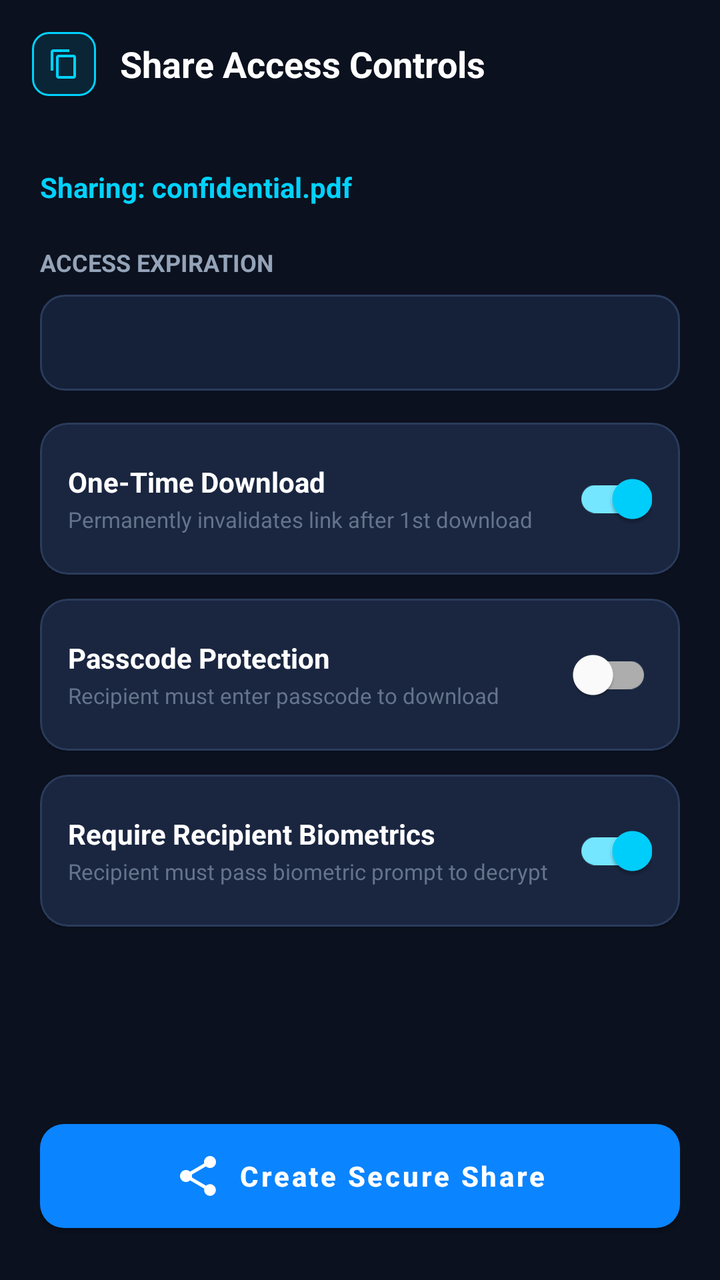
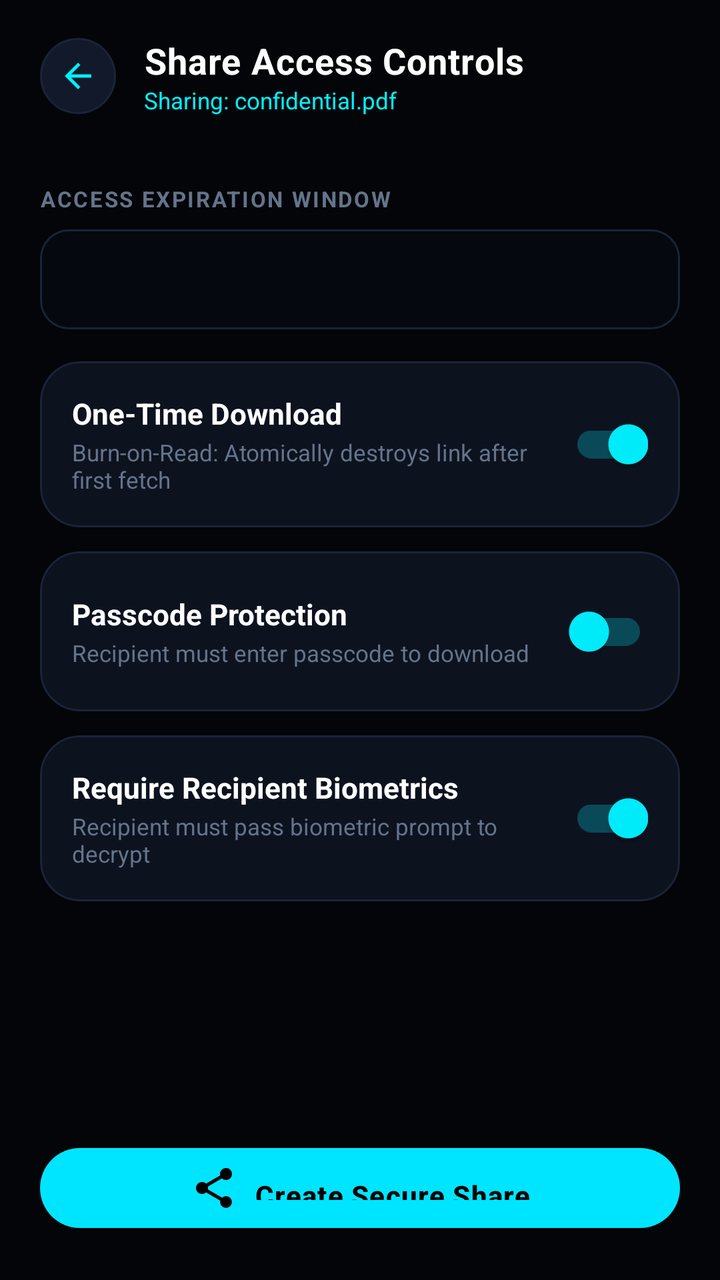

Two renders of the same Android screen: before a commit and after it. Below are the layout's source before the change and the commit's diff.
<!-- AndroidManifest.xml: application theme Theme.SecureDrop -->
<!-- res/layout/activity_share_settings.xml -->
<?xml version="1.0" encoding="utf-8"?>
<LinearLayout xmlns:android="http://schemas.android.com/apk/res/android"
    xmlns:app="http://schemas.android.com/apk/res-auto"
    android:layout_width="match_parent"
    android:layout_height="match_parent"
    android:background="@color/bg_dark"
    android:orientation="vertical">

    
    <LinearLayout
        android:layout_width="match_parent"
        android:layout_height="wrap_content"
        android:gravity="center_vertical"
        android:orientation="horizontal"
        android:padding="16dp">

        <ImageView
            android:id="@+id/btnBack"
            android:layout_width="32dp"
            android:layout_height="32dp"
            android:background="@drawable/bg_badge_blue"
            android:padding="8dp"
            android:src="@drawable/ic_copy"
            app:tint="@color/brand_accent" />

        <TextView
            android:layout_width="0dp"
            android:layout_height="wrap_content"
            android:layout_marginStart="12dp"
            android:layout_weight="1"
            android:text="Share Access Controls"
            android:textColor="@color/text_primary"
            android:textSize="18sp"
            android:textStyle="bold" />
    </LinearLayout>

    <ScrollView
        android:layout_width="match_parent"
        android:layout_height="0dp"
        android:layout_weight="1"
        android:fillViewport="true">

        <LinearLayout
            android:layout_width="match_parent"
            android:layout_height="wrap_content"
            android:orientation="vertical"
            android:padding="20dp">

            <TextView
                android:id="@+id/tvTargetFileName"
                android:layout_width="wrap_content"
                android:layout_height="wrap_content"
                android:text="Sharing: confidential.pdf"
                android:textColor="@color/brand_accent"
                android:textSize="14sp"
                android:textStyle="bold" />

            
            <TextView
                android:layout_width="wrap_content"
                android:layout_height="wrap_content"
                android:layout_marginTop="20dp"
                android:text="ACCESS EXPIRATION"
                android:textColor="@color/text_secondary"
                android:textSize="12sp"
                android:textStyle="bold" />

            <Spinner
                android:id="@+id/spinnerExpiration"
                android:layout_width="match_parent"
                android:layout_height="48dp"
                android:layout_marginTop="8dp"
                android:background="@drawable/bg_input_field"
                android:paddingStart="12dp"
                android:paddingEnd="12dp" />

            
            <com.google.android.material.card.MaterialCardView
                android:layout_width="match_parent"
                android:layout_height="wrap_content"
                android:layout_marginTop="16dp"
                app:cardBackgroundColor="@color/bg_surface_card"
                app:cardCornerRadius="14dp"
                app:strokeColor="@color/border_subtle"
                app:strokeWidth="1dp">

                <LinearLayout
                    android:layout_width="match_parent"
                    android:layout_height="wrap_content"
                    android:gravity="center_vertical"
                    android:orientation="horizontal"
                    android:padding="14dp">

                    <LinearLayout
                        android:layout_width="0dp"
                        android:layout_height="wrap_content"
                        android:layout_weight="1"
                        android:orientation="vertical">

                        <TextView
                            android:layout_width="wrap_content"
                            android:layout_height="wrap_content"
                            android:text="One-Time Download"
                            android:textColor="@color/text_primary"
                            android:textSize="14sp"
                            android:textStyle="bold" />

                        <TextView
                            android:layout_width="wrap_content"
                            android:layout_height="wrap_content"
                            android:layout_marginTop="2dp"
                            android:text="Permanently invalidates link after 1st download"
                            android:textColor="@color/text_muted"
                            android:textSize="11sp" />
                    </LinearLayout>

                    <com.google.android.material.switchmaterial.SwitchMaterial
                        android:id="@+id/switchOneTime"
                        android:layout_width="wrap_content"
                        android:layout_height="wrap_content"
                        android:checked="true" />
                </LinearLayout>
            </com.google.android.material.card.MaterialCardView>

            
            <com.google.android.material.card.MaterialCardView
                android:layout_width="match_parent"
                android:layout_height="wrap_content"
                android:layout_marginTop="12dp"
                app:cardBackgroundColor="@color/bg_surface_card"
                app:cardCornerRadius="14dp"
                app:strokeColor="@color/border_subtle"
                app:strokeWidth="1dp">

                <LinearLayout
                    android:layout_width="match_parent"
                    android:layout_height="wrap_content"
                    android:orientation="vertical"
                    android:padding="14dp">

                    <LinearLayout
                        android:layout_width="match_parent"
                        android:layout_height="wrap_content"
                        android:gravity="center_vertical"
                        android:orientation="horizontal">

                        <LinearLayout
                            android:layout_width="0dp"
                            android:layout_height="wrap_content"
                            android:layout_weight="1"
                            android:orientation="vertical">

                            <TextView
                                android:layout_width="wrap_content"
                                android:layout_height="wrap_content"
                                android:text="Passcode Protection"
                                android:textColor="@color/text_primary"
                                android:textSize="14sp"
                                android:textStyle="bold" />

                            <TextView
                                android:layout_width="wrap_content"
                                android:layout_height="wrap_content"
                                android:layout_marginTop="2dp"
                                android:text="Recipient must enter passcode to download"
                                android:textColor="@color/text_muted"
                                android:textSize="11sp" />
                        </LinearLayout>

                        <com.google.android.material.switchmaterial.SwitchMaterial
                            android:id="@+id/switchPasscode"
                            android:layout_width="wrap_content"
                            android:layout_height="wrap_content"
                            android:checked="false" />
                    </LinearLayout>

                    <EditText
                        android:id="@+id/etPasscode"
                        android:layout_width="match_parent"
                        android:layout_height="44dp"
                        android:layout_marginTop="10dp"
                        android:background="@drawable/bg_input_field"
                        android:hint="Enter secret share passcode"
                        android:inputType="textPassword"
                        android:paddingStart="12dp"
                        android:paddingEnd="12dp"
                        android:textColor="@color/text_primary"
                        android:textColorHint="@color/text_hint"
                        android:textSize="13sp"
                        android:visibility="gone" />
                </LinearLayout>
            </com.google.android.material.card.MaterialCardView>

            
            <com.google.android.material.card.MaterialCardView
                android:layout_width="match_parent"
                android:layout_height="wrap_content"
                android:layout_marginTop="12dp"
                app:cardBackgroundColor="@color/bg_surface_card"
                app:cardCornerRadius="14dp"
                app:strokeColor="@color/border_subtle"
                app:strokeWidth="1dp">

                <LinearLayout
                    android:layout_width="match_parent"
                    android:layout_height="wrap_content"
                    android:gravity="center_vertical"
                    android:orientation="horizontal"
                    android:padding="14dp">

                    <LinearLayout
                        android:layout_width="0dp"
                        android:layout_height="wrap_content"
                        android:layout_weight="1"
                        android:orientation="vertical">

                        <TextView
                            android:layout_width="wrap_content"
                            android:layout_height="wrap_content"
                            android:text="Require Recipient Biometrics"
                            android:textColor="@color/text_primary"
                            android:textSize="14sp"
                            android:textStyle="bold" />

                        <TextView
                            android:layout_width="wrap_content"
                            android:layout_height="wrap_content"
                            android:layout_marginTop="2dp"
                            android:text="Recipient must pass biometric prompt to decrypt"
                            android:textColor="@color/text_muted"
                            android:textSize="11sp" />
                    </LinearLayout>

                    <com.google.android.material.switchmaterial.SwitchMaterial
                        android:id="@+id/switchRequireBiometric"
                        android:layout_width="wrap_content"
                        android:layout_height="wrap_content"
                        android:checked="true" />
                </LinearLayout>
            </com.google.android.material.card.MaterialCardView>

            <ProgressBar
                android:id="@+id/pbCreatingShare"
                android:layout_width="32dp"
                android:layout_height="32dp"
                android:layout_gravity="center_horizontal"
                android:layout_marginTop="16dp"
                android:indeterminateTint="@color/brand_accent"
                android:visibility="gone" />

            <TextView
                android:id="@+id/tvShareError"
                android:layout_width="match_parent"
                android:layout_height="wrap_content"
                android:layout_marginTop="10dp"
                android:background="@drawable/bg_badge_red"
                android:padding="10dp"
                android:textColor="@color/security_red"
                android:textSize="12sp"
                android:visibility="gone" />

            <View
                android:layout_width="match_parent"
                android:layout_height="0dp"
                android:layout_weight="1" />

            <com.google.android.material.button.MaterialButton
                android:id="@+id/btnCreateSecureShare"
                style="@style/SecureDropButton"
                android:layout_width="match_parent"
                android:layout_height="wrap_content"
                android:layout_marginTop="24dp"
                android:text="Create Secure Share"
                app:icon="@drawable/ic_share"
                app:iconGravity="textStart" />
        </LinearLayout>
    </ScrollView>
</LinearLayout>
<!-- resources referenced by this layout -->
<resources>
  <color name="bg_dark">#0B111E</color>
  <color name="bg_surface_card">#1A2640</color>
  <color name="border_subtle">#2A3B5C</color>
  <color name="brand_accent">#00D2FF</color>
  <color name="security_red">#FF3B30</color>
  <color name="text_hint">#475569</color>
  <color name="text_muted">#64748B</color>
  <color name="text_primary">#FFFFFF</color>
  <color name="text_secondary">#94A3B8</color>
  <!-- drawable bg_badge_blue (drawable) -->
  <?xml version="1.0" encoding="utf-8"?>
  <shape xmlns:android="http://schemas.android.com/apk/res/android"
      android:shape="rectangle">
      <solid android:color="@color/security_blue_bg" />
      <corners android:radius="8dp" />
      <stroke
          android:width="1dp"
          android:color="@color/security_blue" />
  </shape>
  <!-- drawable bg_badge_red (drawable) -->
  <?xml version="1.0" encoding="utf-8"?>
  <shape xmlns:android="http://schemas.android.com/apk/res/android"
      android:shape="rectangle">
      <solid android:color="@color/security_red_bg" />
      <corners android:radius="8dp" />
      <stroke
          android:width="1dp"
          android:color="@color/security_red" />
  </shape>
  <!-- drawable bg_input_field (drawable) -->
  <?xml version="1.0" encoding="utf-8"?>
  <shape xmlns:android="http://schemas.android.com/apk/res/android"
      android:shape="rectangle">
      <solid android:color="@color/bg_input" />
      <corners android:radius="12dp" />
      <stroke
          android:width="1dp"
          android:color="@color/border_subtle" />
  </shape>
  <!-- drawable ic_copy (drawable) -->
  <?xml version="1.0" encoding="utf-8"?>
  <vector xmlns:android="http://schemas.android.com/apk/res/android"
      android:width="24dp"
      android:height="24dp"
      android:viewportWidth="24"
      android:viewportHeight="24">
      <path
          android:fillColor="#FFFFFFFF"
          android:pathData="M16,1H4c-1.1,0 -2,0.9 -2,2v14h2V3h12V1zm3,4H8c-1.1,0 -2,0.9 -2,2v14c0,1.1 0.9,2 2,2h11c1.1,0 2,-0.9 2,-2V7c0,-1.1 -0.9,-2 -2,-2zm0,16H8V7h11v14z"/>
  </vector>
  <style name="SecureDropButton" parent="Widget.MaterialComponents.Button">
          <item name="cornerRadius">12dp</item>
          <item name="android:textAllCaps">false</item>
          <item name="android:textStyle">bold</item>
          <item name="android:paddingTop">14dp</item>
          <item name="android:paddingBottom">14dp</item>
          <item name="backgroundTint">@color/brand_primary</item>
      </style>
  <style name="Theme.SecureDrop" parent="Theme.MaterialComponents.DayNight.NoActionBar">
          
          <item name="colorPrimary">@color/brand_primary</item>
          <item name="colorPrimaryVariant">@color/brand_primary_variant</item>
          <item name="colorOnPrimary">@color/white</item>
          
          <item name="colorSecondary">@color/brand_accent</item>
          <item name="colorSecondaryVariant">@color/brand_accent</item>
          <item name="colorOnSecondary">@color/bg_dark</item>
          
          <item name="android:statusBarColor">@color/bg_dark</item>
          <item name="android:navigationBarColor">@color/bg_dark</item>
          <item name="android:windowBackground">@color/bg_dark</item>
          <item name="android:windowLightStatusBar">false</item>
      </style>
  <color name="security_blue_bg">#1A00D2FF</color>
  <color name="security_blue">#00D2FF</color>
  <color name="security_red_bg">#1AFF3B30</color>
  <color name="bg_input">#152138</color>
  <color name="brand_primary">#0A84FF</color>
  <color name="brand_primary_variant">#0066CC</color>
  <color name="white">#FFFFFF</color>
  <!-- unchanged entries left out for length: 1 -->
</resources>

<!-- the commit's change to res/layout/activity_share_settings.xml (unified diff, before → after) -->
@@ -12,33 +12,54 @@
         android:layout_height="wrap_content"
         android:gravity="center_vertical"
         android:orientation="horizontal"
-        android:padding="16dp">
+        android:paddingStart="20dp"
+        android:paddingTop="18dp"
+        android:paddingEnd="20dp"
+        android:paddingBottom="14dp">
 
         <ImageView
             android:id="@+id/btnBack"
-            android:layout_width="32dp"
-            android:layout_height="32dp"
-            android:background="@drawable/bg_badge_blue"
-            android:padding="8dp"
-            android:src="@drawable/ic_copy"
+            android:layout_width="38dp"
+            android:layout_height="38dp"
+            android:background="@drawable/bg_circle_icon_button"
+            android:padding="9dp"
+            android:src="@drawable/ic_arrow_back"
             app:tint="@color/brand_accent" />
 
-        <TextView
+        <LinearLayout
             android:layout_width="0dp"
             android:layout_height="wrap_content"
-            android:layout_marginStart="12dp"
+            android:layout_marginStart="14dp"
             android:layout_weight="1"
-            android:text="Share Access Controls"
-            android:textColor="@color/text_primary"
-            android:textSize="18sp"
-            android:textStyle="bold" />
+            android:orientation="vertical">
+
+            <TextView
+                android:layout_width="wrap_content"
+                android:layout_height="wrap_content"
+                android:letterSpacing="0.02"
+                android:text="Share Access Controls"
+                android:textColor="@color/text_primary"
+                android:textSize="18sp"
+                android:textStyle="bold" />
+
+            <TextView
+                android:id="@+id/tvTargetFileName"
+                android:layout_width="wrap_content"
+                android:layout_height="wrap_content"
+                android:ellipsize="end"
+                android:singleLine="true"
+                android:text="Sharing: confidential.pdf"
+                android:textColor="@color/brand_accent"
+                android:textSize="11.5sp" />
+        </LinearLayout>
     </LinearLayout>
 
     <ScrollView
         android:layout_width="match_parent"
         android:layout_height="0dp"
         android:layout_weight="1"
-        android:fillViewport="true">
+        android:fillViewport="true"
+        android:overScrollMode="never">
 
         <LinearLayout
             android:layout_width="match_parent"
@@ -46,33 +67,24 @@
             android:orientation="vertical"
             android:padding="20dp">
 
-            <TextView
-                android:id="@+id/tvTargetFileName"
-                android:layout_width="wrap_content"
-                android:layout_height="wrap_content"
-                android:text="Sharing: confidential.pdf"
-                android:textColor="@color/brand_accent"
-                android:textSize="14sp"
-                android:textStyle="bold" />
-
             
             <TextView
                 android:layout_width="wrap_content"
                 android:layout_height="wrap_content"
-                android:layout_marginTop="20dp"
-                android:text="ACCESS EXPIRATION"
-                android:textColor="@color/text_secondary"
-                android:textSize="12sp"
+                android:letterSpacing="0.08"
+                android:text="ACCESS EXPIRATION WINDOW"
+                android:textColor="@color/text_muted"
+                android:textSize="11sp"
                 android:textStyle="bold" />
 
             <Spinner
                 android:id="@+id/spinnerExpiration"
                 android:layout_width="match_parent"
-                android:layout_height="48dp"
+                android:layout_height="50dp"
                 android:layout_marginTop="8dp"
                 android:background="@drawable/bg_input_field"
-                android:paddingStart="12dp"
-                android:paddingEnd="12dp" />
+                android:paddingStart="16dp"
+                android:paddingEnd="16dp" />
 
             
             <com.google.android.material.card.MaterialCardView
@@ -80,7 +92,8 @@
                 android:layout_height="wrap_content"
                 android:layout_marginTop="16dp"
                 app:cardBackgroundColor="@color/bg_surface_card"
-                app:cardCornerRadius="14dp"
+                app:cardCornerRadius="20dp"
+                app:cardElevation="0dp"
                 app:strokeColor="@color/border_subtle"
                 app:strokeWidth="1dp">
 
@@ -89,7 +102,7 @@
                     android:layout_height="wrap_content"
                     android:gravity="center_vertical"
                     android:orientation="horizontal"
-                    android:padding="14dp">
+                    android:padding="16dp">
 
                     <LinearLayout
                         android:layout_width="0dp"
@@ -102,23 +115,25 @@
                             android:layout_height="wrap_content"
                             android:text="One-Time Download"
                             android:textColor="@color/text_primary"
-                            android:textSize="14sp"
+                            android:textSize="14.5sp"
                             android:textStyle="bold" />
 
                         <TextView
                             android:layout_width="wrap_content"
                             android:layout_height="wrap_content"
                             android:layout_marginTop="2dp"
-                            android:text="Permanently invalidates link after 1st download"
+                            android:text="Burn-on-Read: Atomically destroys link after first fetch"
                             android:textColor="@color/text_muted"
-                            android:textSize="11sp" />
+                            android:textSize="11.5sp" />
                     </LinearLayout>
 
                     <com.google.android.material.switchmaterial.SwitchMaterial
                         android:id="@+id/switchOneTime"
                         android:layout_width="wrap_content"
                         android:layout_height="wrap_content"
-                        android:checked="true" />
+                        android:checked="true"
+                        app:thumbTint="@color/brand_accent"
+                        app:trackTint="@color/brand_accent_glow" />
                 </LinearLayout>
             </com.google.android.material.card.MaterialCardView>
 
@@ -128,7 +143,8 @@
                 android:layout_height="wrap_content"
                 android:layout_marginTop="12dp"
                 app:cardBackgroundColor="@color/bg_surface_card"
-                app:cardCornerRadius="14dp"
+                app:cardCornerRadius="20dp"
+                app:cardElevation="0dp"
                 app:strokeColor="@color/border_subtle"
                 app:strokeWidth="1dp">
 
@@ -136,7 +152,7 @@
                     android:layout_width="match_parent"
                     android:layout_height="wrap_content"
                     android:orientation="vertical"
-                    android:padding="14dp">
+                    android:padding="16dp">
 
                     <LinearLayout
                         android:layout_width="match_parent"
@@ -155,7 +171,7 @@
                                 android:layout_height="wrap_content"
                                 android:text="Passcode Protection"
                                 android:textColor="@color/text_primary"
-                                android:textSize="14sp"
+                                android:textSize="14.5sp"
                                 android:textStyle="bold" />
 
                             <TextView
@@ -164,29 +180,31 @@
                                 android:layout_marginTop="2dp"
                                 android:text="Recipient must enter passcode to download"
                                 android:textColor="@color/text_muted"
-                                android:textSize="11sp" />
+                                android:textSize="11.5sp" />
                         </LinearLayout>
 
                         <com.google.android.material.switchmaterial.SwitchMaterial
                             android:id="@+id/switchPasscode"
                             android:layout_width="wrap_content"
                             android:layout_height="wrap_content"
-                            android:checked="false" />
+                            android:checked="false"
+                            app:thumbTint="@color/brand_accent"
+                            app:trackTint="@color/brand_accent_glow" />
                     </LinearLayout>
 
                     <EditText
                         android:id="@+id/etPasscode"
                         android:layout_width="match_parent"
-                        android:layout_height="44dp"
-                        android:layout_marginTop="10dp"
+                        android:layout_height="48dp"
+                        android:layout_marginTop="12dp"
                         android:background="@drawable/bg_input_field"
                         android:hint="Enter secret share passcode"
                         android:inputType="textPassword"
-                        android:paddingStart="12dp"
-                        android:paddingEnd="12dp"
+                        android:paddingStart="16dp"
+                        android:paddingEnd="16dp"
                         android:textColor="@color/text_primary"
                         android:textColorHint="@color/text_hint"
-                        android:textSize="13sp"
+                        android:textSize="13.5sp"
                         android:visibility="gone" />
                 </LinearLayout>
             </com.google.android.material.card.MaterialCardView>
@@ -197,7 +215,8 @@
                 android:layout_height="wrap_content"
                 android:layout_marginTop="12dp"
                 app:cardBackgroundColor="@color/bg_surface_card"
-                app:cardCornerRadius="14dp"
+                app:cardCornerRadius="20dp"
+                app:cardElevation="0dp"
                 app:strokeColor="@color/border_subtle"
                 app:strokeWidth="1dp">
 
@@ -206,7 +225,7 @@
                     android:layout_height="wrap_content"
                     android:gravity="center_vertical"
                     android:orientation="horizontal"
-                    android:padding="14dp">
+                    android:padding="16dp">
 
                     <LinearLayout
                         android:layout_width="0dp"
@@ -219,7 +238,7 @@
                             android:layout_height="wrap_content"
                             android:text="Require Recipient Biometrics"
                             android:textColor="@color/text_primary"
-                            android:textSize="14sp"
+                            android:textSize="14.5sp"
                             android:textStyle="bold" />
 
                         <TextView
@@ -228,14 +247,16 @@
                             android:layout_marginTop="2dp"
                             android:text="Recipient must pass biometric prompt to decrypt"
                             android:textColor="@color/text_muted"
-                            android:textSize="11sp" />
+                            android:textSize="11.5sp" />
                     </LinearLayout>
 
                     <com.google.android.material.switchmaterial.SwitchMaterial
                         android:id="@+id/switchRequireBiometric"
                         android:layout_width="wrap_content"
                         android:layout_height="wrap_content"
-                        android:checked="true" />
+                        android:checked="true"
+                        app:thumbTint="@color/brand_accent"
+                        app:trackTint="@color/brand_accent_glow" />
                 </LinearLayout>
             </com.google.android.material.card.MaterialCardView>
 
@@ -252,9 +273,9 @@
                 android:id="@+id/tvShareError"
                 android:layout_width="match_parent"
                 android:layout_height="wrap_content"
-                android:layout_marginTop="10dp"
+                android:layout_marginTop="12dp"
                 android:background="@drawable/bg_badge_red"
-                android:padding="10dp"
+                android:padding="12dp"
                 android:textColor="@color/security_red"
                 android:textSize="12sp"
                 android:visibility="gone" />
@@ -268,11 +289,13 @@
                 android:id="@+id/btnCreateSecureShare"
                 style="@style/SecureDropButton"
                 android:layout_width="match_parent"
-                android:layout_height="wrap_content"
+                android:layout_height="52dp"
                 android:layout_marginTop="24dp"
                 android:text="Create Secure Share"
+                android:textColor="@color/black"
                 app:icon="@drawable/ic_share"
-                app:iconGravity="textStart" />
+                app:iconGravity="textStart"
+                app:iconTint="@color/black" />
         </LinearLayout>
     </ScrollView>
 </LinearLayout>
<!-- resource entries referenced after the edit -->
@@ -1,45 +1,49 @@
 <!-- resources referenced by this layout -->
 <resources>
-  <color name="bg_dark">#0B111E</color>
-  <color name="bg_surface_card">#1A2640</color>
-  <color name="border_subtle">#2A3B5C</color>
-  <color name="brand_accent">#00D2FF</color>
-  <color name="security_red">#FF3B30</color>
+  <color name="bg_dark">#030508</color>
+  <color name="bg_surface_card">#0D121F</color>
+  <color name="black">#000000</color>
+  <color name="border_subtle">#1A2438</color>
+  <color name="brand_accent">#00F0FF</color>
+  <color name="brand_accent_glow">#4000F0FF</color>
+  <color name="security_red">#FF2A55</color>
   <color name="text_hint">#475569</color>
   <color name="text_muted">#64748B</color>
   <color name="text_primary">#FFFFFF</color>
-  <color name="text_secondary">#94A3B8</color>
-  <!-- drawable bg_badge_blue (drawable) -->
-  <?xml version="1.0" encoding="utf-8"?>
-  <shape xmlns:android="http://schemas.android.com/apk/res/android"
-      android:shape="rectangle">
-      <solid android:color="@color/security_blue_bg" />
-      <corners android:radius="8dp" />
-      <stroke
-          android:width="1dp"
-          android:color="@color/security_blue" />
-  </shape>
   <!-- drawable bg_badge_red (drawable) -->
   <?xml version="1.0" encoding="utf-8"?>
   <shape xmlns:android="http://schemas.android.com/apk/res/android"
       android:shape="rectangle">
       <solid android:color="@color/security_red_bg" />
-      <corners android:radius="8dp" />
+      <corners android:radius="24dp" />
       <stroke
           android:width="1dp"
           android:color="@color/security_red" />
   </shape>
+  <!-- drawable bg_circle_icon_button (drawable) -->
+  <?xml version="1.0" encoding="utf-8"?>
+  <ripple xmlns:android="http://schemas.android.com/apk/res/android"
+      android:color="@color/brand_accent_glow">
+      <item>
+          <shape android:shape="oval">
+              <solid android:color="@color/bg_surface_elevated" />
+              <stroke
+                  android:width="1dp"
+                  android:color="@color/border_subtle" />
+          </shape>
+      </item>
+  </ripple>
   <!-- drawable bg_input_field (drawable) -->
   <?xml version="1.0" encoding="utf-8"?>
   <shape xmlns:android="http://schemas.android.com/apk/res/android"
       android:shape="rectangle">
       <solid android:color="@color/bg_input" />
-      <corners android:radius="12dp" />
+      <corners android:radius="14dp" />
       <stroke
           android:width="1dp"
           android:color="@color/border_subtle" />
   </shape>
-  <!-- drawable ic_copy (drawable) -->
+  <!-- drawable ic_arrow_back (drawable) -->
   <?xml version="1.0" encoding="utf-8"?>
   <vector xmlns:android="http://schemas.android.com/apk/res/android"
       android:width="24dp"
@@ -48,38 +52,38 @@
       android:viewportHeight="24">
       <path
           android:fillColor="#FFFFFFFF"
-          android:pathData="M16,1H4c-1.1,0 -2,0.9 -2,2v14h2V3h12V1zm3,4H8c-1.1,0 -2,0.9 -2,2v14c0,1.1 0.9,2 2,2h11c1.1,0 2,-0.9 2,-2V7c0,-1.1 -0.9,-2 -2,-2zm0,16H8V7h11v14z"/>
+          android:pathData="M20,11H7.83l5.59,-5.59L12,4l-8,8 8,8 1.41,-1.41L7.83,13H20v-2z"/>
   </vector>
   <style name="SecureDropButton" parent="Widget.MaterialComponents.Button">
-          <item name="cornerRadius">12dp</item>
+          <item name="cornerRadius">24dp</item>
           <item name="android:textAllCaps">false</item>
           <item name="android:textStyle">bold</item>
           <item name="android:paddingTop">14dp</item>
           <item name="android:paddingBottom">14dp</item>
           <item name="backgroundTint">@color/brand_primary</item>
+          <item name="android:textColor">@color/black</item>
+          <item name="android:letterSpacing">0.03</item>
       </style>
   <style name="Theme.SecureDrop" parent="Theme.MaterialComponents.DayNight.NoActionBar">
           
           <item name="colorPrimary">@color/brand_primary</item>
           <item name="colorPrimaryVariant">@color/brand_primary_variant</item>
-          <item name="colorOnPrimary">@color/white</item>
+          <item name="colorOnPrimary">@color/black</item>
           
           <item name="colorSecondary">@color/brand_accent</item>
           <item name="colorSecondaryVariant">@color/brand_accent</item>
-          <item name="colorOnSecondary">@color/bg_dark</item>
+          <item name="colorOnSecondary">@color/black</item>
           
           <item name="android:statusBarColor">@color/bg_dark</item>
           <item name="android:navigationBarColor">@color/bg_dark</item>
           <item name="android:windowBackground">@color/bg_dark</item>
           <item name="android:windowLightStatusBar">false</item>
       </style>
-  <color name="security_blue_bg">#1A00D2FF</color>
-  <color name="security_blue">#00D2FF</color>
-  <color name="security_red_bg">#1AFF3B30</color>
-  <color name="bg_input">#152138</color>
-  <color name="brand_primary">#0A84FF</color>
-  <color name="brand_primary_variant">#0066CC</color>
-  <color name="white">#FFFFFF</color>
+  <color name="security_red_bg">#20FF2A55</color>
+  <color name="bg_surface_elevated">#12192A</color>
+  <color name="bg_input">#06080F</color>
+  <color name="brand_primary">#00E5FF</color>
+  <color name="brand_primary_variant">#00B0FF</color>
   <!-- unchanged entries left out for length: 1 -->
 </resources>
 
